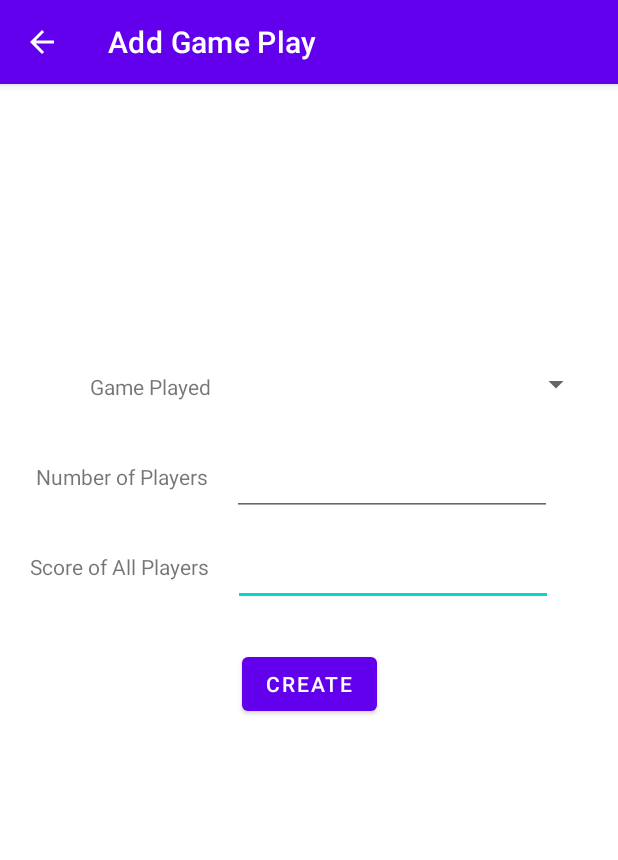
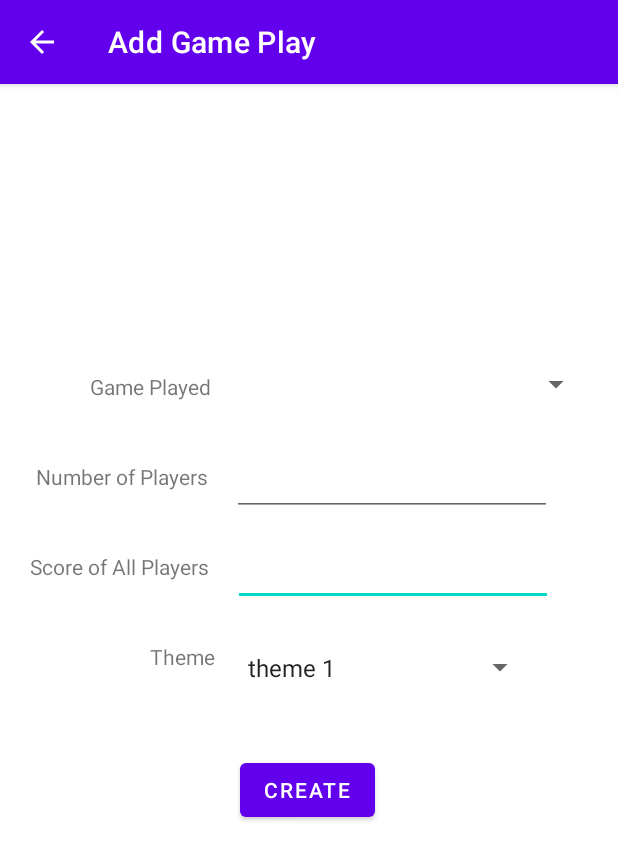
Before and after one commit to Lucas-liu1/Cmpt-276-Group-Work, an Android app: the AddGamePlay screen opened directly, with no data from a screen before it, on a phone screen of 412 x 824 dp. Shown: the top 860 px of the screen. Run offline under Robolectric (Android 15) with nearby library versions, the phone set to English and light mode, and no system bars.

Commit message:
complete choose different themes in game play part when add new game

```diff
--- a/myapplication2/src/main/java/ca/cmpt276/myapplication2/AddGamePlay.java
+++ b/myapplication2/src/main/java/ca/cmpt276/myapplication2/AddGamePlay.java
@@ -35,12 +35,15 @@ public class AddGamePlay extends AppCompatActivity {
     private ConfigManager GameConfiguration;
     private int configurationID;
 
+    private String theme;
+
     @Override
     protected void onCreate(Bundle savedInstanceState) {
         super.onCreate(savedInstanceState);
         setContentView(R.layout.activity_game_addplay);
 
         ActionBar ab = getSupportActionBar();
+        assert ab != null;
         ab.setDisplayHomeAsUpEnabled(true);
         ab.setTitle("Add Game Play");
 
@@ -52,6 +55,7 @@ public class AddGamePlay extends AppCompatActivity {
         GameConfiguration = ConfigManager.getInstance();
         SharedPreferencesUtils.getConfigManagerToSharedPreferences(this);
         populateSpinner();
+        populateThemeSpinner();
         setCreateButton();
     }
 
@@ -93,12 +97,34 @@ public class AddGamePlay extends AppCompatActivity {
         });
     }
 
+    //
+    public void populateThemeSpinner(){
+        Spinner spinner = findViewById(R.id.spinner);
+        String[] themeList = {"theme 1", "theme 2", "theme 3" };
+        ArrayAdapter adapter = new ArrayAdapter(this,
+                android.R.layout.simple_spinner_item,
+                themeList);
+        adapter.setDropDownViewResource(android.R.layout.simple_spinner_dropdown_item);
+        spinner.setAdapter(adapter);
+        spinner.setOnItemSelectedListener(new AdapterView.OnItemSelectedListener() {
+            @Override
+            public void onItemSelected(AdapterView<?> parent, View view, int position, long id) {
+                theme = themeList[position];
+            }
+            @Override
+            public void onNothingSelected(AdapterView<?> parent) {
+
+            }
+        });
+    }
+
+
     private void saveFirstpass(){
         SharedPreferences sharedPref;
         sharedPref = getSharedPreferences("firstPass", MODE_PRIVATE);
         SharedPreferences.Editor editor = sharedPref.edit();
         editor.putBoolean("firstPass", false);
-        editor.commit();
+        editor.apply();
     }
 
 
@@ -136,11 +162,13 @@ public class AddGamePlay extends AppCompatActivity {
         }
 
 
-        Game newGame = new Game(num_players, sum_score);
+        Game newGame = new Game(num_players, sum_score, theme);
         AchievementList achievementList = new AchievementList(
                 GameConfiguration.getConfigList().get(configurationID).getPoor_score(),
                 GameConfiguration.getConfigList().get(configurationID).getGreat_score(),
-                num_players);
+                num_players,
+                //difficulty here
+                theme);
         newGame.setAchievementList(achievementList);
 
         GameConfiguration = ConfigManager.getInstance();
--- a/myapplication2/src/main/java/ca/cmpt276/myapplication2/model/AchievementList.java
+++ b/myapplication2/src/main/java/ca/cmpt276/myapplication2/model/AchievementList.java
@@ -130,9 +130,6 @@ public class AchievementList {
         }
     }
 
-    public AchievementList(int poor_score, int great_score, int num_players) {
-
-    }
 
 
     public String findLevel(int score) {
@@ -143,6 +140,7 @@ public class AchievementList {
                     return tempAchievement.getName();
                 }
             }
+
             return null;
     }
 
--- a/myapplication2/src/main/res/layout/activity_game_addplay.xml
+++ b/myapplication2/src/main/res/layout/activity_game_addplay.xml
@@ -93,10 +93,33 @@
         android:id="@+id/createButton"
         android:layout_width="wrap_content"
         android:layout_height="wrap_content"
-        android:layout_marginTop="28dp"
+        android:layout_marginTop="32dp"
         android:text="@string/create"
         app:layout_constraintEnd_toEndOf="parent"
+        app:layout_constraintHorizontal_bias="0.496"
         app:layout_constraintStart_toStartOf="parent"
-        app:layout_constraintTop_toBottomOf="@+id/scoreTextEdit" />
+        app:layout_constraintTop_toBottomOf="@+id/spinner" />
+
+    <Spinner
+        android:id="@+id/spinner"
+        android:layout_width="200dp"
+        android:layout_height="51dp"
+        android:layout_marginBottom="240dp"
+        app:layout_constraintBottom_toBottomOf="parent"
+        app:layout_constraintEnd_toEndOf="parent"
+        app:layout_constraintHorizontal_bias="0.205"
+        app:layout_constraintStart_toEndOf="@+id/theme"
+        app:layout_constraintTop_toBottomOf="@+id/scoreTextEdit"
+        app:layout_constraintVertical_bias="0.119" />
+
+    <TextView
+        android:id="@+id/theme"
+        android:layout_width="wrap_content"
+        android:layout_height="wrap_content"
+        android:layout_marginStart="100dp"
+        android:layout_marginTop="372dp"
+        android:text="Theme"
+        app:layout_constraintStart_toStartOf="parent"
+        app:layout_constraintTop_toTopOf="parent" />
 
 </androidx.constraintlayout.widget.ConstraintLayout>
```
Also changed, not shown: myapplication2/src/main/java/ca/cmpt276/myapplication2/CongratulationsFragment.java (+37 -1 lines), myapplication2/src/main/java/ca/cmpt276/myapplication2/model/Game.java (+17 -3 lines).
